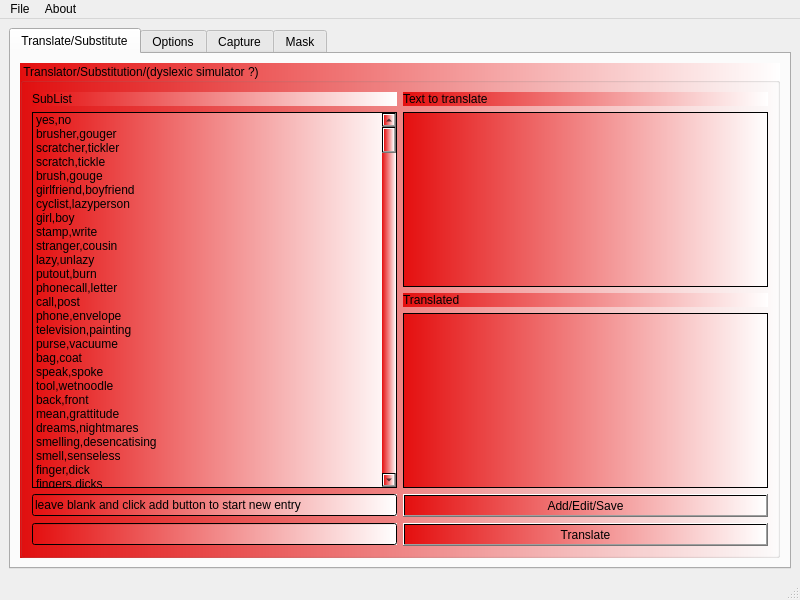
netpipe/RightHand, file mainwindow.ui: the form before one commit.
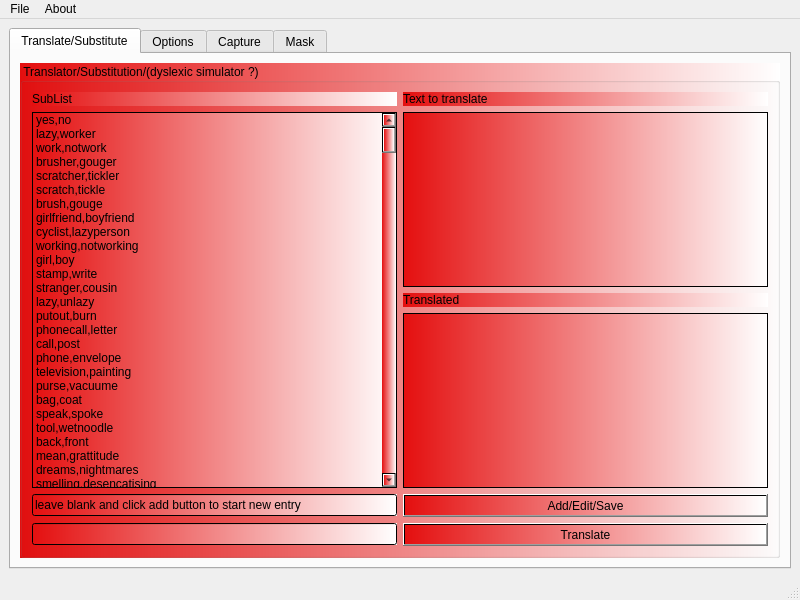
The form after the commit.

Patch:
```diff
--- a/mainwindow.ui
+++ b/mainwindow.ui
@@ -98,6 +98,16 @@
                <string>yes,no</string>
               </property>
              </item>
+             <item>
+              <property name="text">
+               <string>lazy,worker</string>
+              </property>
+             </item>
+             <item>
+              <property name="text">
+               <string>work,notwork</string>
+              </property>
+             </item>
              <item>
               <property name="text">
                <string>brusher,gouger</string>
@@ -128,6 +138,11 @@
                <string>cyclist,lazyperson</string>
               </property>
              </item>
+             <item>
+              <property name="text">
+               <string>working,notworking</string>
+              </property>
+             </item>
              <item>
               <property name="text">
                <string>girl,boy</string>
```
